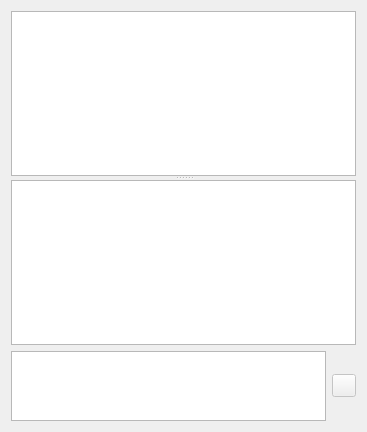
This is src/SqlExecutionArea.ui in sqlitebrowser/sqlitebrowser as Qt 5 draws it before an edit. The edited form follows.
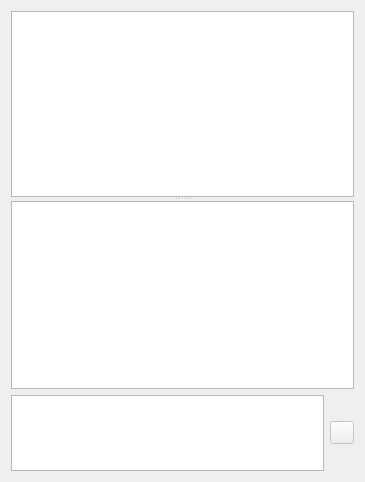
This is the edited form. Icons and pictures are not drawn. Custom widgets are drawn as their Qt base class.

Commit message:
Put error pane under result view when horizontal tiling is enabled
See issue #380.

```diff
--- a/src/SqlExecutionArea.ui
+++ b/src/SqlExecutionArea.ui
@@ -6,26 +6,28 @@
    <rect>
     <x>0</x>
     <y>0</y>
-    <width>367</width>
-    <height>432</height>
+    <width>365</width>
+    <height>482</height>
    </rect>
   </property>
   <property name="windowTitle">
    <string>Form</string>
   </property>
-  <layout class="QVBoxLayout" name="verticalLayout">
+  <layout class="QVBoxLayout" name="verticalLayout_2">
    <item>
     <widget class="QSplitter" name="splitter">
      <property name="orientation">
       <enum>Qt::Vertical</enum>
      </property>
      <widget class="SqlTextEdit" name="editEditor"/>
+     <widget class="QWidget" name="">
+      <layout class="QVBoxLayout" name="verticalLayout">
+       <item>
      <widget class="ExtendedTableWidget" name="tableResult">
       <property name="editTriggers">
        <set>QAbstractItemView::NoEditTriggers</set>
       </property>
      </widget>
-    </widget>
    </item>
    <item>
     <layout class="QHBoxLayout" name="horizontalLayout">
@@ -34,7 +36,7 @@
        <property name="maximumSize">
         <size>
          <width>16777215</width>
-         <height>100</height>
+             <height>80</height>
         </size>
        </property>
        <property name="font">
@@ -84,6 +86,10 @@
       </widget>
      </item>
     </layout>
+       </item>
+      </layout>
+     </widget>
+    </widget>
    </item>
   </layout>
   <action name="actionExportCsv">
```
Lines whose indentation alone changed are shown as unchanged.
